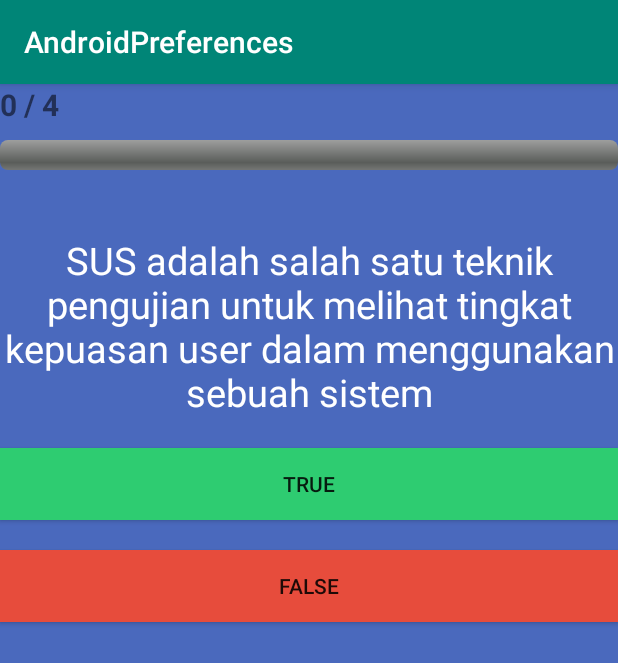
After one commit to trialerror001/SharedPreference1, an Android app: the SoalActivity screen opened directly, with no data from a screen before it, on a phone screen of 412 x 824 dp. The commit adds this screen. Shown: the top 663 px of the screen. Run offline under Robolectric (Android 15) with nearby library versions, the phone set to English and light mode, and no system bars.

Commit message:
new update

```diff
--- a/app/build.gradle
+++ b/app/build.gradle
@@ -23,6 +23,9 @@ dependencies {
     implementation fileTree(dir: 'libs', include: ['*.jar'])
     implementation 'androidx.appcompat:appcompat:1.0.2'
     implementation 'androidx.constraintlayout:constraintlayout:1.1.3'
+    implementation 'com.google.android.material:material:1.0.0'
+    implementation 'androidx.lifecycle:lifecycle-extensions:2.0.0'
+    implementation 'androidx.legacy:legacy-support-v4:1.0.0'
     testImplementation 'junit:junit:4.12'
     androidTestImplementation 'androidx.test.ext:junit:1.1.0'
     androidTestImplementation 'androidx.test.espresso:espresso-core:3.1.1'
--- a/app/src/main/AndroidManifest.xml
+++ b/app/src/main/AndroidManifest.xml
@@ -9,7 +9,8 @@
         android:roundIcon="@mipmap/ic_launcher_round"
         android:supportsRtl="true"
         android:theme="@style/AppTheme">
-        <activity android:name=".homepage"></activity>
+        <activity android:name=".SoalActivity"></activity>
+        <activity android:name=".HomeActivity" />
         <activity android:name=".MainActivity">
             <intent-filter>
                 <action android:name="android.intent.action.MAIN" />
--- /dev/null
+++ b/app/src/main/java/com/example/androidpreferences/SoalActivity.java
@@ -0,0 +1,116 @@
+package com.example.androidpreferences;
+
+import androidx.appcompat.app.AlertDialog;
+import androidx.appcompat.app.AppCompatActivity;
+
+import android.content.DialogInterface;
+import android.content.Intent;
+import android.os.Bundle;
+import android.view.View;
+import android.widget.Button;
+import android.widget.ProgressBar;
+import android.widget.TextView;
+import android.widget.Toast;
+
+import java.util.Random;
+
+public class SoalActivity extends AppCompatActivity {
+
+    Button btnTrue, btnFalse;
+    TextView lblQuestion, lblCurQuestion;
+    ProgressBar pgbar;
+    int progress = 0, currQuestion = 0, reqQuestion = 4, corrAnswer = 0;
+    private TrueFalse[] questionBank = new TrueFalse[]{
+            new TrueFalse(R.string.question_1, false),
+            new TrueFalse(R.string.question_2, true),
+            new TrueFalse(R.string.question_3, true)
+    };
+    int min = 0;
+    int max = 3;//exclusive -- artinya tidak termasuk
+    int randomNumber = new Random().nextInt(max - min) + min;
+    //int randomNumber = 0;
+    @Override
+    protected void onCreate(Bundle savedInstanceState) {
+        super.onCreate(savedInstanceState);
+        setContentView(R.layout.activity_soal);
+
+        btnTrue = (Button) findViewById(R.id.btnTrue);
+        btnFalse = (Button) findViewById(R.id.btnFalse);
+        lblQuestion = (TextView) findViewById(R.id.lblSoal);
+        lblCurQuestion = (TextView) findViewById(R.id.lblCurrQuestion);
+        pgbar = (ProgressBar) findViewById(R.id.progressBar3);
+
+        lblQuestion.setText(questionBank[randomNumber].getQuestionID());
+
+        btnTrue.setOnClickListener(new View.OnClickListener() {
+            @Override
+            public void onClick(View v) {
+                checkAnswer(true);
+                    if(randomNumber >= questionBank.length-1)
+                        randomNumber = 0;
+                    else
+                        randomNumber+=1;
+
+                    lblQuestion.setText(questionBank[randomNumber].getQuestionID());
+
+                lblQuestion.setText(questionBank[randomNumber].getQuestionID());
+                System.out.println(randomNumber);
+
+            }
+        });
+
+        btnFalse.setOnClickListener(new View.OnClickListener() {
+            @Override
+            public void onClick(View v) {
+                checkAnswer(false);
+                    if(randomNumber >= questionBank.length-1)
+                        randomNumber = 0;
+                    else
+                        randomNumber+=1;
+
+                    lblQuestion.setText(questionBank[randomNumber].getQuestionID());
+
+                lblQuestion.setText(questionBank[randomNumber].getQuestionID());
+                System.out.println(randomNumber);
+
+            }
+        });
+    }
+
+    private void checkAnswer(boolean userSelection){
+        boolean correctAnswer = questionBank[randomNumber].isAnswer();
+        if(userSelection == correctAnswer){
+            Toast.makeText(getApplicationContext(), R.string.correct, Toast.LENGTH_SHORT).show();
+            corrAnswer += 1;
+            updateScore();
+        }else {
+            Toast.makeText(getApplicationContext(), R.string.incorrect, Toast.LENGTH_SHORT).show();
+            updateScore();
+        }
+    }
+
+    private void updateScore(){
+        progress += 25;
+        currQuestion += 1;
+        if(progress == 100){
+            AlertDialog.Builder builder = new AlertDialog.Builder(SoalActivity.this);
+            builder.setCancelable(false);
+            if(corrAnswer <= (reqQuestion/2)){
+                builder.setTitle("Try Harder");
+                builder.setMessage("You've only answered "+corrAnswer+" of "+reqQuestion+" correctly");
+            }else if(corrAnswer > (reqQuestion/2)){
+                builder.setTitle("Good Job");
+                builder.setMessage("You've answered "+corrAnswer+" of "+reqQuestion+" correctly");
+            }
+            builder.setPositiveButton("OK", new DialogInterface.OnClickListener() {
+                @Override
+                public void onClick(DialogInterface dialog, int which) {
+                    startActivity(new Intent(getApplicationContext(), HomeActivity.class));
+                }
+            });
+            builder.show();
+        }
+        lblCurQuestion.setText(""+currQuestion);
+        pgbar.setProgress(progress);
+    }
+}
--- /dev/null
+++ b/app/src/main/java/com/example/androidpreferences/TrueFalse.java
@@ -0,0 +1,29 @@
+package com.example.androidpreferences;
+
+public class TrueFalse {
+    private int questionID;
+    private boolean answer;
+
+    public int getQuestionID() {
+        return questionID;
+    }
+
+    public void setQuestionID(int questionID) {
+        this.questionID = questionID;
+    }
+
+    public boolean isAnswer() {
+        return answer;
+    }
+
+    public void setAnswer(boolean answer) {
+        this.answer = answer;
+    }
+
+    public TrueFalse(int questionResourceID, boolean trueOrfalse){
+        questionID = questionResourceID;
+        answer = trueOrfalse;
+
+
+    }
+}
--- /dev/null
+++ b/app/src/main/res/layout/activity_soal.xml
@@ -0,0 +1,69 @@
+<?xml version="1.0" encoding="utf-8"?>
+<androidx.constraintlayout.widget.ConstraintLayout xmlns:android="http://schemas.android.com/apk/res/android"
+    xmlns:app="http://schemas.android.com/apk/res-auto"
+    xmlns:tools="http://schemas.android.com/tools"
+    android:layout_width="match_parent"
+    android:layout_height="match_parent"
+    android:background="#4a69bd"
+    tools:context=".SoalActivity">
+
+    <RelativeLayout
+        android:layout_width="match_parent"
+        android:layout_height="match_parent">
+
+        <TextView
+            android:id="@+id/lblCurrQuestion"
+            android:layout_width="wrap_content"
+            android:layout_height="wrap_content"
+            android:textSize="20dp"
+            android:textStyle="bold"
+            android:text="0" />
+
+        <TextView
+            android:id="@+id/lblReqQuestion"
+            android:layout_width="wrap_content"
+            android:layout_height="wrap_content"
+            android:layout_toRightOf="@id/lblCurrQuestion"
+            android:textSize="20dp"
+            android:textStyle="bold"
+            android:text=" / 4" />
+
+        <ProgressBar
+            android:id="@+id/progressBar3"
+            style="@android:style/Widget.ProgressBar.Horizontal"
+            android:layout_width="match_parent"
+            android:layout_below="@id/lblCurrQuestion"
+            android:layout_height="wrap_content"
+            android:layout_marginTop="10dp" />
+
+        <TextView
+            android:id="@+id/lblSoal"
+            android:layout_width="match_parent"
+            android:layout_height="wrap_content"
+            android:text="TextView"
+            android:gravity="center"
+            android:layout_marginTop="100dp"
+            android:textColor="#ffffff"
+            android:textSize="25dp" />
+
+        <Button
+            android:id="@+id/btnTrue"
+            android:layout_width="match_parent"
+            android:layout_height="wrap_content"
+            android:layout_below="@id/lblSoal"
+            android:layout_marginTop="20dp"
+            android:background="#2ecc71"
+            android:text="True" />
+
+        <Button
+            android:id="@+id/btnFalse"
+            android:layout_width="match_parent"
+            android:layout_height="wrap_content"
+            android:layout_below="@id/btnTrue"
+            android:background="#e74c3c"
+            android:layout_marginTop="20dp"
+            android:text="False" />
+
+    </RelativeLayout>
+
+</androidx.constraintlayout.widget.ConstraintLayout>
--- /dev/null
+++ b/app/src/main/res/values-w820dp/dimens.xml
@@ -0,0 +1,6 @@
+<resources>
+    <!-- Example customization of dimensions originally defined in res/values/dimens.xml
+         (such as screen margins) for screens with more than 820dp of available width. This
+         would include 7" and 10" devices in landscape (~960dp and ~1280dp respectively). -->
+    <dimen name="activity_horizontal_margin">64dp</dimen>
+</resources>
--- a/app/src/main/res/values/strings.xml
+++ b/app/src/main/res/values/strings.xml
@@ -3,4 +3,11 @@
     <string name="checkbox">checkbox</string>
     <string name="name">name</string>
     <string name="password">password</string>
+
+    <string name="incorrect">Incorrect</string>
+    <string name="correct">Correct</string>
+
+    <string name="question_1">Usability adalah sebuah teknik pengujian untuk melihat sisi User Interface sebuah sistem</string>
+    <string name="question_2">SUS adalah salah satu teknik pengujian untuk melihat tingkat kepuasan user dalam menggunakan sebuah sistem</string>
+    <string name="question_3">Efficiency adalah salah satu bagian dari usability yang membahas mengenai waktu yang dibutuhkan user dalam menggunakan sistem tersebut</string>
 </resources>
```
Also changed, not shown: app/src/main/java/com/example/androidpreferences/HomeActivity.java (added, +25 -0 lines), app/src/main/java/com/example/androidpreferences/MainActivity.java (+8 -22 lines), app/src/main/java/com/example/androidpreferences/homepage.java (deleted, +0 -14 lines), app/src/main/res/layout/activity_home.xml (added, +65 -0 lines), app/src/main/res/layout/activity_homepage.xml (deleted, +0 -41 lines), app/src/main/res/layout/activity_main.xml (+14 -10 lines), app/src/main/res/values/dimens.xml (added, +8 -0 lines), app/src/main/res/values/styles.xml (+9 -0 lines).
